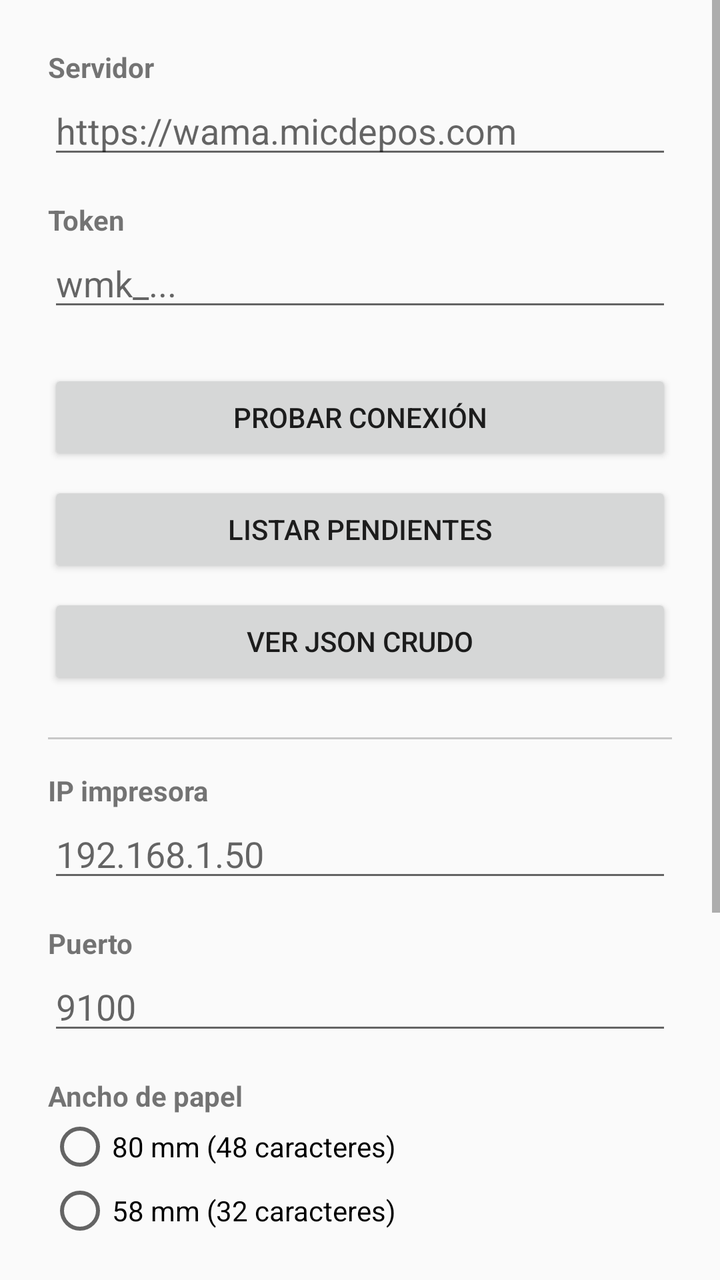
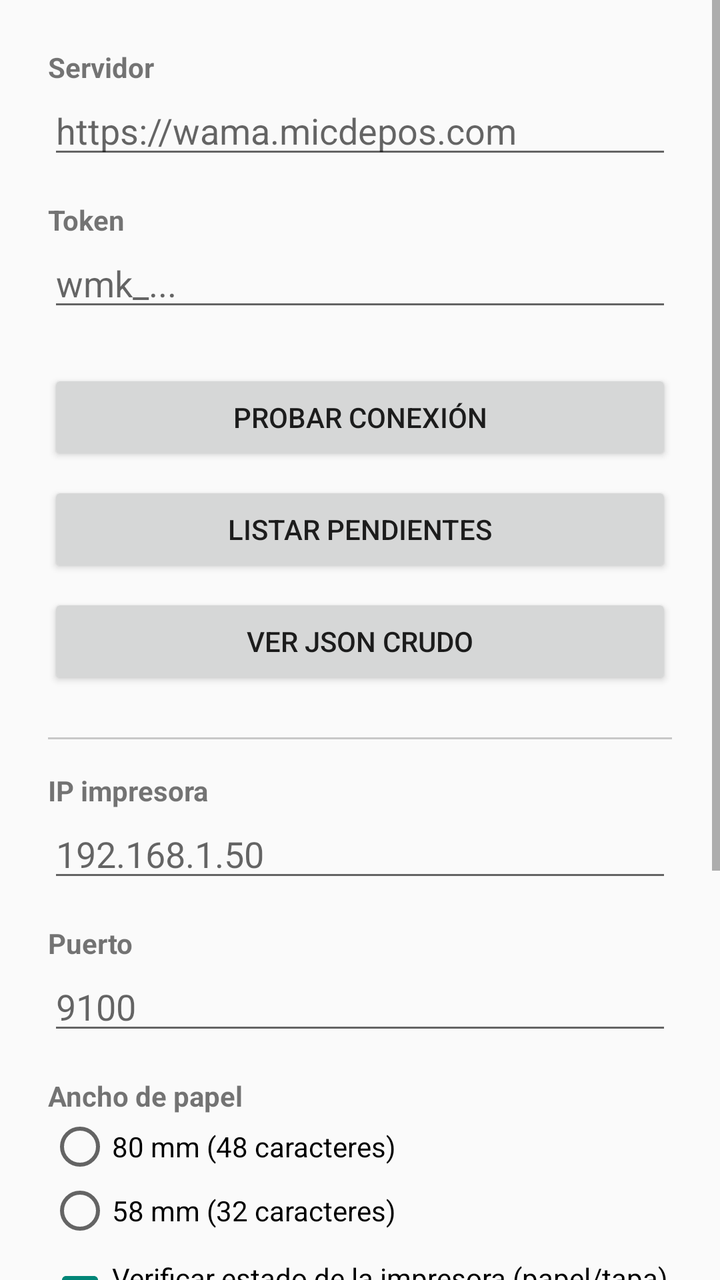

Two renders of the same Android screen: before a commit and after it. Below are the layout's source before the change and the commit's diff.
<!-- AndroidManifest.xml: application theme Theme.AppCompat.Light.NoActionBar -->
<!-- res/layout/activity_main.xml -->
<?xml version="1.0" encoding="utf-8"?>
<ScrollView xmlns:android="http://schemas.android.com/apk/res/android"
    android:layout_width="match_parent"
    android:layout_height="match_parent">

    <LinearLayout
        android:layout_width="match_parent"
        android:layout_height="wrap_content"
        android:orientation="vertical"
        android:padding="24dp">

        <TextView
            android:layout_width="wrap_content"
            android:layout_height="wrap_content"
            android:text="@string/label_base_url"
            android:textStyle="bold" />

        <EditText
            android:id="@+id/editBaseUrl"
            android:layout_width="match_parent"
            android:layout_height="wrap_content"
            android:hint="@string/hint_base_url"
            android:inputType="textUri"
            android:autofillHints="url"
            android:singleLine="true" />

        <TextView
            android:layout_width="wrap_content"
            android:layout_height="wrap_content"
            android:layout_marginTop="16dp"
            android:text="@string/label_token"
            android:textStyle="bold" />

        <EditText
            android:id="@+id/editToken"
            android:layout_width="match_parent"
            android:layout_height="wrap_content"
            android:hint="@string/hint_token"
            android:inputType="textPassword"
            android:autofillHints="password"
            android:singleLine="true" />

        <Button
            android:id="@+id/btnTest"
            android:layout_width="match_parent"
            android:layout_height="wrap_content"
            android:layout_marginTop="24dp"
            android:text="@string/action_test" />

        <Button
            android:id="@+id/btnList"
            android:layout_width="match_parent"
            android:layout_height="wrap_content"
            android:layout_marginTop="8dp"
            android:text="@string/action_list" />

        <Button
            android:id="@+id/btnRawJson"
            android:layout_width="match_parent"
            android:layout_height="wrap_content"
            android:layout_marginTop="8dp"
            android:text="@string/action_raw_json" />

        <View
            android:layout_width="match_parent"
            android:layout_height="1dp"
            android:layout_marginTop="24dp"
            android:background="#33000000" />

        <TextView
            android:layout_width="wrap_content"
            android:layout_height="wrap_content"
            android:layout_marginTop="16dp"
            android:text="@string/label_printer_ip"
            android:textStyle="bold" />

        <EditText
            android:id="@+id/editPrinterIp"
            android:layout_width="match_parent"
            android:layout_height="wrap_content"
            android:hint="@string/hint_printer_ip"
            android:inputType="text"
            android:singleLine="true" />

        <TextView
            android:layout_width="wrap_content"
            android:layout_height="wrap_content"
            android:layout_marginTop="16dp"
            android:text="@string/label_printer_port"
            android:textStyle="bold" />

        <EditText
            android:id="@+id/editPrinterPort"
            android:layout_width="match_parent"
            android:layout_height="wrap_content"
            android:hint="@string/hint_printer_port"
            android:inputType="number"
            android:singleLine="true" />

        <TextView
            android:layout_width="wrap_content"
            android:layout_height="wrap_content"
            android:layout_marginTop="16dp"
            android:text="@string/label_paper_width"
            android:textStyle="bold" />

        <RadioGroup
            android:id="@+id/rgPaperWidth"
            android:layout_width="match_parent"
            android:layout_height="wrap_content"
            android:orientation="vertical">

            <RadioButton
                android:id="@+id/rbPaper80"
                android:layout_width="match_parent"
                android:layout_height="wrap_content"
                android:text="@string/paper_80" />

            <RadioButton
                android:id="@+id/rbPaper58"
                android:layout_width="match_parent"
                android:layout_height="wrap_content"
                android:text="@string/paper_58" />

        </RadioGroup>

        <Button
            android:id="@+id/btnPrintTest"
            android:layout_width="match_parent"
            android:layout_height="wrap_content"
            android:layout_marginTop="16dp"
            android:text="@string/action_print_test" />

        <Button
            android:id="@+id/btnPrintPending"
            android:layout_width="match_parent"
            android:layout_height="wrap_content"
            android:layout_marginTop="8dp"
            android:text="@string/action_print_pending" />

        <View
            android:layout_width="match_parent"
            android:layout_height="1dp"
            android:layout_marginTop="24dp"
            android:background="#33000000" />

        <Button
            android:id="@+id/btnToggleAgent"
            android:layout_width="match_parent"
            android:layout_height="wrap_content"
            android:layout_marginTop="16dp"
            android:text="@string/action_activate" />

        <TextView
            android:id="@+id/txtStatus"
            android:layout_width="match_parent"
            android:layout_height="wrap_content"
            android:layout_marginTop="24dp"
            android:fontFamily="monospace"
            android:textIsSelectable="true"
            android:text="@string/status_idle" />

    </LinearLayout>

</ScrollView>
<!-- resources referenced by this layout -->
<resources>
  <string name="action_activate">Activar agente</string>
  <string name="action_list">Listar pendientes</string>
  <string name="action_print_pending">Imprimir pendiente real</string>
  <string name="action_print_test">Imprimir prueba</string>
  <string name="action_raw_json">Ver JSON crudo</string>
  <string name="action_test">Probar conexión</string>
  <string name="hint_base_url">https://wama.micdepos.com</string>
  <string name="hint_printer_ip">192.168.1.50</string>
  <string name="hint_printer_port">9100</string>
  <string name="hint_token">wmk_...</string>
  <string name="label_base_url">Servidor</string>
  <string name="label_paper_width">Ancho de papel</string>
  <string name="label_printer_ip">IP impresora</string>
  <string name="label_printer_port">Puerto</string>
  <string name="label_token">Token</string>
  <string name="paper_58">58 mm (32 caracteres)</string>
  <string name="paper_80">80 mm (48 caracteres)</string>
  <string name="status_idle">Sin probar todavía</string>
</resources>

<!-- the commit's change to res/layout/activity_main.xml (unified diff, before → after) -->
@@ -124,6 +124,14 @@
 
         </RadioGroup>
 
+        <CheckBox
+            android:id="@+id/chkCheckStatus"
+            android:layout_width="match_parent"
+            android:layout_height="wrap_content"
+            android:layout_marginTop="8dp"
+            android:checked="true"
+            android:text="@string/label_check_status" />
+
         <Button
             android:id="@+id/btnPrintTest"
             android:layout_width="match_parent"
<!-- resource entries referenced after the edit -->
@@ -11,6 +11,7 @@
   <string name="hint_printer_port">9100</string>
   <string name="hint_token">wmk_...</string>
   <string name="label_base_url">Servidor</string>
+  <string name="label_check_status">Verificar estado de la impresora (papel/tapa) antes de imprimir</string>
   <string name="label_paper_width">Ancho de papel</string>
   <string name="label_printer_ip">IP impresora</string>
   <string name="label_printer_port">Puerto</string>
